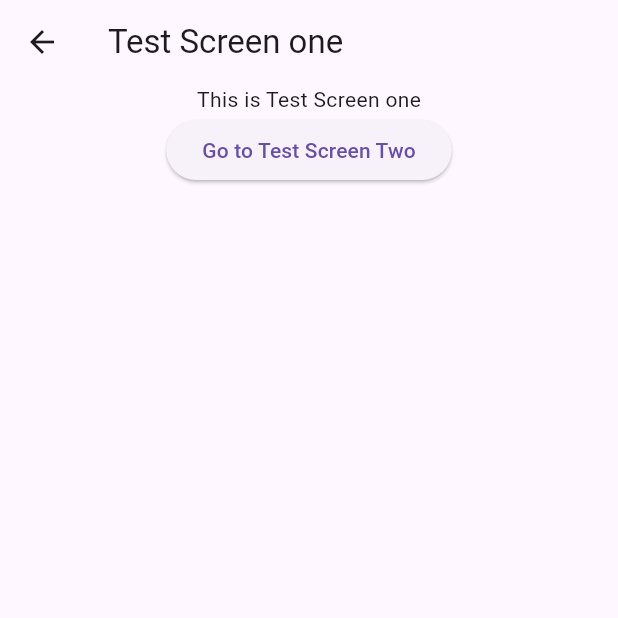
After one commit to Siamoo/znoona_game_app, a Flutter app: the TestScreenOne screen opened by its route, on a phone screen of 412 x 824 dp, the top half of it. The commit adds this screen. Run offline on Flutter 3.47's test engine with Material 3 defaults, Android fonts, the phone set to English and light mode, and no system bars; our stand-ins replace connectivity_plus, flutter_dotenv, flutter_screenutil, google_fonts; Roboto replaces fonts that are missing (Beiruti).

Commit message:
Add Navigate helper & Add  app routes

```diff
--- a/lib/core/common/screens/no_network_screen.dart
+++ b/lib/core/common/screens/no_network_screen.dart
@@ -11,7 +11,7 @@ class NoNetworkScreen extends StatelessWidget {
         title: const Text('No Network'),
       ),
       body: Center(
-        child: Image.asset(Appimages.noNetwork),
+        child: Image.asset(AppImages.noNetwork),
       ),
     );
   }
--- /dev/null
+++ b/lib/core/helpers/navigate.dart
@@ -0,0 +1,65 @@
+import 'package:flutter/material.dart';
+
+class Navigate {
+  static Future<T?> pushTo<T>(BuildContext context, Widget page) {
+    return Navigator.push<T>(
+      context,
+      MaterialPageRoute(builder: (_) => page),
+    );
+  }
+
+  static Future<T?> pushReplacementTo<T>(BuildContext context, Widget page) {
+    return Navigator.pushReplacement<T, T>(
+      context,
+      MaterialPageRoute(builder: (_) => page),
+    );
+  }
+
+  static void pop<T>(BuildContext context, [T? result]) {
+    Navigator.pop(context, result);
+  }
+
+  static Future<T?> navigateWithoutBack<T>(BuildContext context, Widget page) {
+    return Navigator.pushReplacement<T, T>(
+      context,
+      MaterialPageRoute(builder: (_) => page),
+    );
+  }
+
+  static Future<T?> pushNamed<T extends Object?>(
+    BuildContext context,
+    String routeName, {
+    Object? arguments,
+  }) {
+    return Navigator.pushNamed<T>(
+      context,
+      routeName,
+      arguments: arguments,
+    );
+  }
+
+  static Future<T?> pushReplacementNamed<T extends Object?, TO extends Object?>(
+    BuildContext context,
+    String routeName, {
+    Object? arguments,
+  }) {
+    return Navigator.pushReplacementNamed<T, TO>(
+      context,
+      routeName,
+      arguments: arguments,
+    );
+  }
+
+  static Future<T?> pushNamedAndRemoveUntil<T extends Object?>(
+    BuildContext context,
+    String routeName, {
+    Object? arguments,
+  }) {
+    return Navigator.pushNamedAndRemoveUntil<T>(
+      context,
+      routeName,
+      (Route<dynamic> route) => false,
+      arguments: arguments,
+    );
+  }
+}
--- /dev/null
+++ b/lib/core/routes/app_routes.dart
@@ -0,0 +1,25 @@
+import 'package:flutter/material.dart';
+import 'package:znoona_game_app/core/common/screens/no_network_screen.dart';
+import 'package:znoona_game_app/core/common/screens/page_under_build_screen.dart';
+import 'package:znoona_game_app/core/routes/base_routes.dart';
+import 'package:znoona_game_app/test_screen_one.dart';
+import 'package:znoona_game_app/test_screen_two.dart';
+
+class AppRoutes {
+  static const String testOne = 'testOne';
+  static const String testTwo = 'testTwo';
+  static const String noNetwork = 'noNetwork';
+
+  static Route<dynamic> generateRoute(RouteSettings settings) {
+    switch (settings.name) {
+      case testOne:
+        return BaseRoute(page: const TestScreenOne());
+      case testTwo:
+        return BaseRoute(page: const TestScreenTwo());
+      case noNetwork:
+        return BaseRoute(page: const NoNetworkScreen ());
+      default:
+        return BaseRoute(page: const PageUnderBuildScreen());
+    }
+  }
+}
--- /dev/null
+++ b/lib/core/routes/base_routes.dart
@@ -0,0 +1,44 @@
+import 'package:flutter/material.dart';
+
+class BaseRoute extends PageRouteBuilder<dynamic> {
+  BaseRoute({required this.page})
+    : super(
+        pageBuilder:
+            (
+              BuildContext context,
+              Animation<double> animation,
+              Animation<double> secondaryAnimation,
+            ) => page,
+        transitionsBuilder:
+            (
+              BuildContext context,
+              Animation<double> animation,
+              Animation<double> secondaryAnimation,
+              Widget child,
+            ) {
+              const beginOffset = Offset(0.1, 0); // slide from right
+              const endOffset = Offset.zero;
+              const curve = Curves.easeInOut;
+
+              final slideTween = Tween(
+                begin: beginOffset,
+                end: endOffset,
+              ).chain(CurveTween(curve: curve));
+
+              final fadeTween = Tween<double>(
+                begin: 0,
+                end: 1,
+              ).chain(CurveTween(curve: curve));
+
+              return SlideTransition(
+                position: animation.drive(slideTween),
+                child: FadeTransition(
+                  opacity: animation.drive(fadeTween),
+                  child: child,
+                ),
+              );
+            },
+      );
+
+  final Widget page;
+}
--- a/lib/core/style/images/app_images.dart
+++ b/lib/core/style/images/app_images.dart
@@ -1,3 +1,4 @@
-class Appimages {
+class AppImages {
   static const String noNetwork = 'assets/images/core/no_network.jpg';
+  static const String pageUnderBuild = 'assets/images/core/under_build.jpg';
 }
--- /dev/null
+++ b/lib/test_screen_one.dart
@@ -0,0 +1,26 @@
+import 'package:flutter/material.dart';
+import 'package:znoona_game_app/core/helpers/navigate.dart';
+import 'package:znoona_game_app/core/routes/app_routes.dart';
+
+class TestScreenOne extends StatelessWidget {
+  const TestScreenOne({super.key});
+
+  @override
+  Widget build(BuildContext context) {
+    return Scaffold(
+      appBar: AppBar(
+        title: const Text('Test Screen one'),
+      ),
+      body:  Center(
+        child: Column(
+          children: [
+            Text('This is Test Screen one'),
+            ElevatedButton(onPressed: () async {
+              await Navigate.pushNamed(context, AppRoutes.testTwo);
+            } , child: Text('Go to Test Screen Two'))
+          ],
+        ),
+      ),
+    );
+  }
+}
```
Also changed, not shown: lib/core/common/screens/page_under_build_screen.dart (added, +22 -0 lines), lib/main.dart (+1 -35 lines), lib/my_app.dart (added, +43 -0 lines), lib/test_screen_two.dart (added, +17 -0 lines), pubspec.yaml (+6 -16 lines), assets/images/core/under_build.jpg (added), pubspec.lock, 2 other files.
